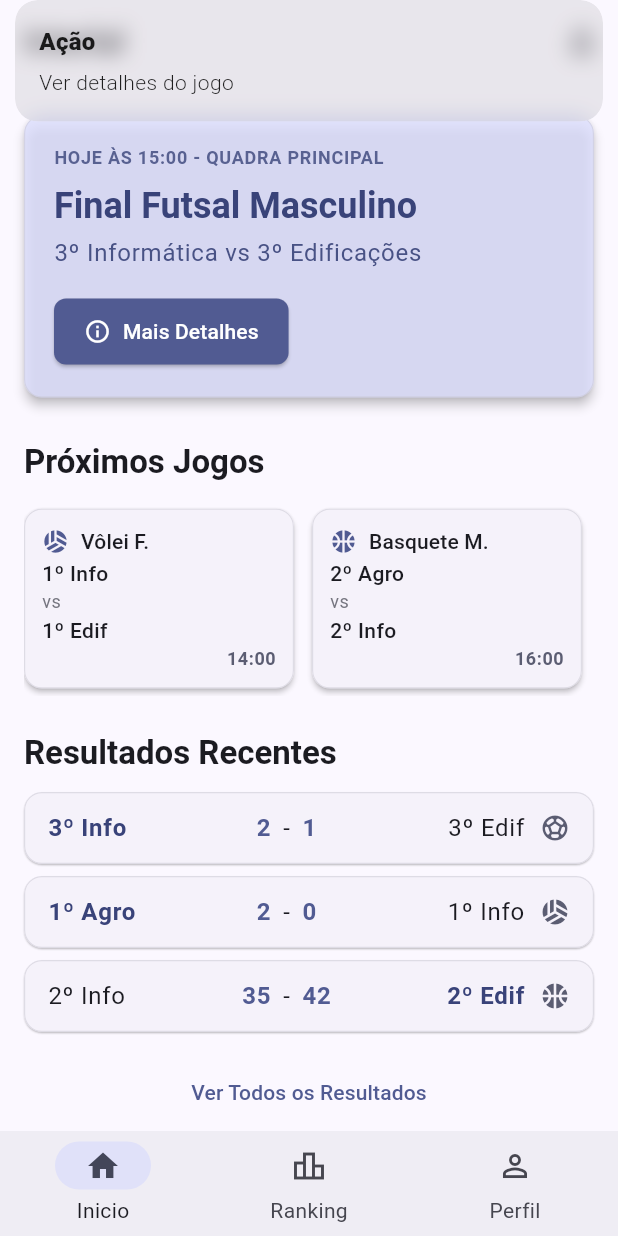
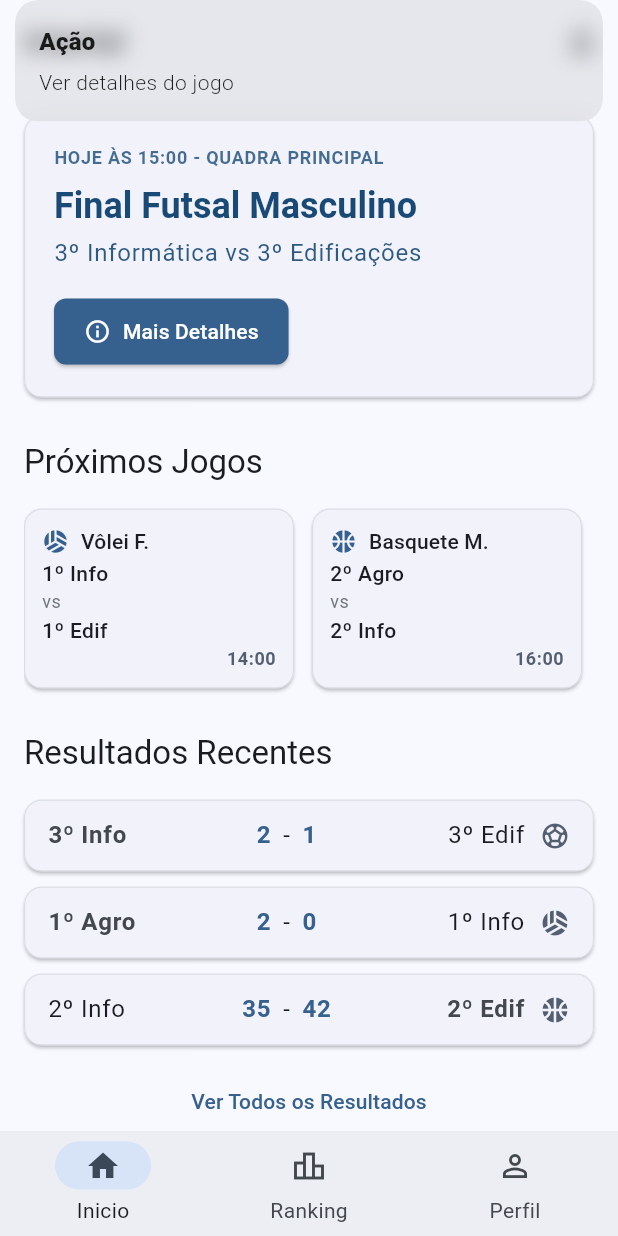
Before and after one commit to kaicsm/interlal, a Flutter app: the screen it shows after launch, after a tap on "Mais Detalhes", on a phone screen of 412 x 824 dp. Run offline on Flutter 3.47's test engine with Material 3 defaults, Android fonts, the phone set to English and light mode, and no system bars; our stand-ins replace get, isar, logger; accounts and stored records are empty; generated files the repository leaves out were written again.

Commit message:
refactor: refactor app ui

```diff
--- a/lib/app/modules/home/views/home_view.dart
+++ b/lib/app/modules/home/views/home_view.dart
@@ -7,8 +7,6 @@ class HomeView extends GetView<HomeController> {
 
   @override
   Widget build(BuildContext context) {
-    final ThemeData theme = Theme.of(context);
-
     return Scaffold(
       appBar: AppBar(
         title: const Text('Interlal'),
@@ -21,8 +19,6 @@ class HomeView extends GetView<HomeController> {
             },
           ),
         ],
-        backgroundColor: theme.scaffoldBackgroundColor,
-        elevation: 0,
       ),
       body: ListView(
         padding: const EdgeInsets.all(16.0),
@@ -30,15 +26,15 @@ class HomeView extends GetView<HomeController> {
           _buildHighlightCard(context),
 
           const SizedBox(height: 24.0),
-
           _buildSectionTitle(context, 'Próximos Jogos'),
           const SizedBox(height: 12.0),
+
           _buildHorizontalGameList(context),
 
           const SizedBox(height: 24.0),
-
           _buildSectionTitle(context, 'Resultados Recentes'),
           const SizedBox(height: 12.0),
+
           _buildResultItem(
             context,
             'Futsal M.',
@@ -70,11 +66,10 @@ class HomeView extends GetView<HomeController> {
           ),
 
           const SizedBox(height: 24.0),
-
           _buildSectionTitle(context, 'Avisos Importantes'),
           const SizedBox(height: 12.0),
+
           _buildNewsCard(context),
-
           const SizedBox(height: 20.0),
         ],
       ),
@@ -82,20 +77,13 @@ class HomeView extends GetView<HomeController> {
   }
 
   Widget _buildSectionTitle(BuildContext context, String title) {
-    return Text(
-      title,
-      style: Theme.of(
-        context,
-      ).textTheme.titleLarge?.copyWith(fontWeight: FontWeight.bold),
-    );
+    return Text(title, style: Get.textTheme.titleLarge);
   }
 
   Widget _buildHighlightCard(BuildContext context) {
-    final theme = Theme.of(context);
+    final theme = Get.theme;
     final colorScheme = theme.colorScheme;
     return Card(
-      elevation: 3.0,
-      color: colorScheme.primaryContainer.withValues(alpha: 0.8),
       // child: Container(
       //   decoration: BoxDecoration(
       //     borderRadius: BorderRadius.circular(10.0),
@@ -142,7 +130,6 @@ class HomeView extends GetView<HomeController> {
               },
               icon: const Icon(Icons.info_outline, size: 18),
               label: const Text('Mais Detalhes'),
-              style: ElevatedButton.styleFrom(),
             ),
           ],
         ),
@@ -201,12 +188,11 @@ class HomeView extends GetView<HomeController> {
     required String teamB,
     required String time,
   }) {
-    final theme = Theme.of(context);
+    final theme = Get.theme;
     final colorScheme = theme.colorScheme;
     IconData sportIcon = _getSportIcon(sport);
 
     return Card(
-      elevation: 1.5,
       child: InkWell(
         onTap: () {
           Get.snackbar('Jogo', '$sport: $teamA vs $teamB');
@@ -280,7 +266,7 @@ class HomeView extends GetView<HomeController> {
     String scoreB, {
     bool highlightWinner = true,
   }) {
-    final theme = Theme.of(context);
+    final theme = Get.theme;
     final colorScheme = theme.colorScheme;
     final scoreAInt = int.tryParse(scoreA) ?? 0;
     final scoreBInt = int.tryParse(scoreB) ?? 0;
@@ -289,16 +275,16 @@ class HomeView extends GetView<HomeController> {
           highlightWinner && scoreAInt > scoreBInt ? FontWeight.bold : null,
       color:
           highlightWinner && scoreAInt > scoreBInt
-              ? colorScheme.onPrimaryFixedVariant
-              : null,
+              ? colorScheme.onSurfaceVariant
+              : colorScheme.onSurface,
     );
     final teamBStyle = theme.textTheme.bodyLarge?.copyWith(
       fontWeight:
           highlightWinner && scoreBInt > scoreAInt ? FontWeight.bold : null,
       color:
           highlightWinner && scoreBInt > scoreAInt
-              ? colorScheme.onPrimaryFixedVariant
-              : null,
+              ? colorScheme.onSurfaceVariant
+              : colorScheme.onSurface,
     );
     final scoreStyle = theme.textTheme.bodyLarge?.copyWith(
       fontWeight: FontWeight.bold,
@@ -306,8 +292,6 @@ class HomeView extends GetView<HomeController> {
     );
 
     return Card(
-      elevation: 0.5,
-      margin: const EdgeInsets.only(bottom: 8.0),
       child: Padding(
         padding: const EdgeInsets.symmetric(horizontal: 16.0, vertical: 12.0),
         child: Row(
@@ -344,9 +328,8 @@ class HomeView extends GetView<HomeController> {
   }
 
   Widget _buildNewsCard(BuildContext context) {
-    final theme = Theme.of(context);
+    final theme = Get.theme;
     return Card(
-      elevation: 1.0,
       child: Padding(
         padding: const EdgeInsets.all(16.0),
         child: Column(
--- a/lib/app/modules/profile/views/profile_view.dart
+++ b/lib/app/modules/profile/views/profile_view.dart
@@ -8,11 +8,10 @@ class ProfileView extends StatelessWidget {
 
   @override
   Widget build(BuildContext context) {
-    final ThemeData theme = Theme.of(context);
+    final ThemeData theme = Get.theme;
     final ColorScheme colorScheme = theme.colorScheme;
 
     const String userName = 'Aluno Exemplo';
-    const String userEmail = 'aluno.exemplo@escola.com';
     const String userClass = '3º Informática';
 
     return Scaffold(
@@ -27,8 +26,6 @@ class ProfileView extends StatelessWidget {
             },
           ),
         ],
-        elevation: 0,
-        backgroundColor: theme.scaffoldBackgroundColor,
       ),
       body: ListView(
         padding: const EdgeInsets.symmetric(horizontal: 16.0, vertical: 20.0),
@@ -58,13 +55,6 @@ class ProfileView extends StatelessWidget {
                   color: theme.colorScheme.primary,
                 ),
               ),
-              const SizedBox(height: 4.0),
-              Text(
-                userEmail,
-                style: theme.textTheme.bodyMedium?.copyWith(
-                  color: theme.colorScheme.secondary,
-                ),
-              ),
               // const SizedBox(height: 4.0),
               // Text(
               //   'Time: $userTeam',
@@ -74,12 +64,11 @@ class ProfileView extends StatelessWidget {
               // ),
             ],
           ),
-          const SizedBox(height: 24.0),
-          const Divider(),
-          const SizedBox(height: 16.0),
+          const SizedBox(height: 40),
 
-          _buildSectionTitle(context, "Minha Conta"),
-          const SizedBox(height: 8.0),
+          _buildSectionTitle(context, "Informações"),
+          const SizedBox(height: 12.0),
+
           _buildProfileOption(
             context: context,
             icon: Icons.edit_outlined,
@@ -97,9 +86,9 @@ class ProfileView extends StatelessWidget {
             },
           ),
 
-          const SizedBox(height: 16.0),
-          const Divider(),
-          const SizedBox(height: 16.0),
+          const SizedBox(height: 24),
+          _buildSectionTitle(context, "Conta"),
+          const SizedBox(height: 12),
 
           _buildProfileOption(
             context: context,
@@ -115,17 +104,7 @@ class ProfileView extends StatelessWidget {
   }
 
   Widget _buildSectionTitle(BuildContext context, String title) {
-    return Padding(
-      padding: const EdgeInsets.only(left: 8.0, bottom: 4.0),
-      child: Text(
-        title.toUpperCase(),
-        style: Theme.of(context).textTheme.labelMedium?.copyWith(
-          color: Theme.of(context).colorScheme.primary,
-          fontWeight: FontWeight.bold,
-          letterSpacing: 0.8,
-        ),
-      ),
-    );
+    return Text(title, style: Get.textTheme.titleLarge);
   }
 
   Widget _buildProfileOption({
@@ -136,7 +115,7 @@ class ProfileView extends StatelessWidget {
     Color? iconColor,
     Color? textColor,
   }) {
-    final ThemeData theme = Theme.of(context);
+    final ThemeData theme = Get.theme;
     final Color finalIconColor = iconColor ?? theme.colorScheme.primary;
     final Color finalTextColor = textColor ?? theme.textTheme.bodyLarge!.color!;
 
@@ -146,17 +125,8 @@ class ProfileView extends StatelessWidget {
         title,
         style: theme.textTheme.bodyLarge?.copyWith(color: finalTextColor),
       ),
-      trailing: Icon(
-        Icons.chevron_right,
-        size: 20,
-        color: theme.colorScheme.outline,
-      ),
+      trailing: Icon(Icons.chevron_right, size: 20),
       onTap: onTap,
-      contentPadding: const EdgeInsets.symmetric(
-        horizontal: 8.0,
-        vertical: 4.0,
-      ),
-      shape: RoundedRectangleBorder(borderRadius: BorderRadius.circular(8.0)),
       hoverColor: theme.colorScheme.primary.withValues(alpha: 0.05),
       splashColor: theme.colorScheme.primary.withValues(alpha: 0.1),
     );
--- a/lib/app/modules/settings/views/settings_view.dart
+++ b/lib/app/modules/settings/views/settings_view.dart
@@ -15,9 +15,8 @@ class SettingsView extends StatelessWidget {
         padding: const EdgeInsets.all(16.0),
         children: [
           _buildSectionTitle(context, 'Aparência'),
-          const SizedBox(height: 8),
+          const SizedBox(height: 12),
           Card(
-            elevation: 1,
             child: Padding(
               padding: const EdgeInsets.symmetric(vertical: 8.0),
               child: Obx(
@@ -45,12 +44,11 @@ class SettingsView extends StatelessWidget {
             ),
           ),
 
-          const Divider(height: 32, thickness: 1),
+          const SizedBox(height: 24),
+          _buildSectionTitle(context, 'Notificações'),
+          const SizedBox(height: 12),
 
-          _buildSectionTitle(context, 'Notificações'),
-          const SizedBox(height: 8),
           Card(
-            elevation: 1,
             child: Column(
               children: [
                 SwitchListTile(
@@ -86,12 +84,11 @@ class SettingsView extends StatelessWidget {
             ),
           ),
 
-          const Divider(height: 32, thickness: 1),
+          const SizedBox(height: 24),
+          _buildSectionTitle(context, 'Informações'),
+          const SizedBox(height: 12),
 
-          _buildSectionTitle(context, 'Informações'),
-          const SizedBox(height: 8),
           Card(
-            elevation: 1,
             child: Column(
               children: [
                 ListTile(
@@ -144,7 +141,7 @@ class SettingsView extends StatelessWidget {
   Widget _buildThemeRadioTile(ThemeMode value, String title, IconData icon) {
     return RadioListTile<ThemeMode>(
       title: Text(title),
-      secondary: Icon(icon, color: Theme.of(Get.context!).colorScheme.primary),
+      secondary: Icon(icon, color: Get.theme.colorScheme.primary),
       value: value,
       groupValue: _themeController.themeMode,
       onChanged: (ThemeMode? newValue) {
@@ -152,22 +149,12 @@ class SettingsView extends StatelessWidget {
           _themeController.setThemeMode(newValue);
         }
       },
-      activeColor: Theme.of(Get.context!).colorScheme.primary,
+      activeColor: Get.theme.colorScheme.primary,
       contentPadding: const EdgeInsets.symmetric(horizontal: 16, vertical: 0),
     );
   }
 
   Widget _buildSectionTitle(BuildContext context, String title) {
-    return Padding(
-      padding: const EdgeInsets.only(left: 4.0, bottom: 8.0),
-      child: Text(
-        title.toUpperCase(),
-        style: Theme.of(context).textTheme.labelLarge?.copyWith(
-          color: Theme.of(context).colorScheme.primary,
-          fontWeight: FontWeight.bold,
-          letterSpacing: 0.8,
-        ),
-      ),
-    );
+    return Text(title, style: Get.textTheme.titleLarge);
   }
 }
--- a/lib/app/utils/app_theme.dart
+++ b/lib/app/utils/app_theme.dart
@@ -1,10 +1,9 @@
 import 'package:flutter/material.dart';
 
 class AppTheme {
-  static const Color _seedColor = Colors.indigo;
+  static const Color _seedColor = Colors.blue;
 
   static final ThemeData lightTheme = _buildTheme(Brightness.light);
-
   static final ThemeData darkTheme = _buildTheme(Brightness.dark);
 
   static ThemeData _buildTheme(Brightness brightness) {
```
